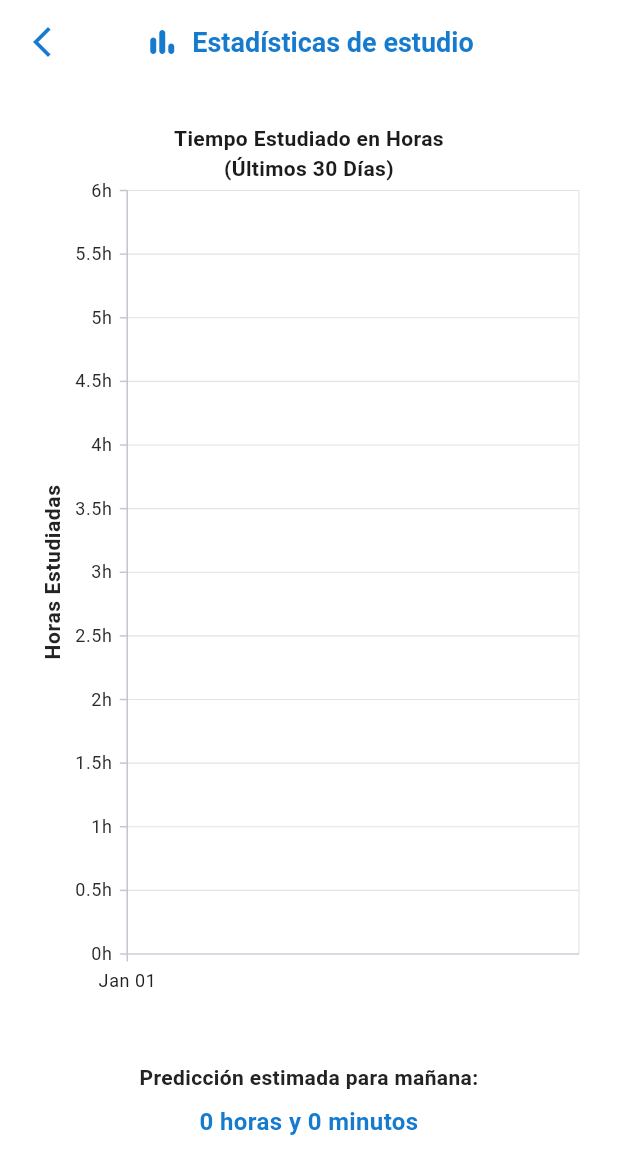
After one commit to cristianOvando/app-movile-optime, a Flutter app: the StatisticsScreen screen opened by its route, on a phone screen of 412 x 824 dp. The commit adds this screen. Shown: the top 1174 px of the screen. Run offline on Flutter 3.47's test engine with Material 3 defaults, Android fonts, the phone set to English and light mode, and no system bars; our stand-ins replace font_awesome_flutter, percent_indicator, shared_preferences, syncfusion_flutter_charts; accounts and stored records are empty; network calls fail.

Commit message:
[add] statistics view with api connection and new dependencies

```diff
--- a/lib/main.dart
+++ b/lib/main.dart
@@ -1,14 +1,15 @@
 
 import 'package:flutter/material.dart';
 import 'package:optime/screens/create_contact_screen.dart';
+import 'package:optime/screens/home_screen.dart';
 import 'package:optime/screens/login_screen.dart';
 import 'package:optime/screens/register_user_screen.dart.dart';
-import 'package:optime/screens/home_screen.dart';
 import 'package:optime/screens/schedule_screen.dart';
 import 'package:optime/screens/forum_screen.dart';
 import 'package:optime/screens/chatbot_screen.dart';
 import 'package:optime/screens/calendar_screen.dart';
 import 'package:optime/screens/settings_screen.dart';
+import 'package:optime/screens/statistics_screen.dart';
 import 'package:optime/screens/timer_screen.dart';
 import 'package:optime/screens/validate_code_screen.dart';
 
@@ -32,6 +33,7 @@ class MyApp extends StatelessWidget {
         '/register-user': (context) => const RegisterUserScreen(),
         '/': (context) => const HomeScreen(),
         '/Timer': (context) => const TimerScreen(),
+        '/Statistics': (context) =>  StatisticsScreen(),
         '/Settings': (context) => const SettingsScreen(),
         '/schedule': (context) => const ScheduleScreen(),
         '/forum': (context) => const ForumScreen(),
--- /dev/null
+++ b/lib/screens/statistics_screen.dart
@@ -0,0 +1,223 @@
+import 'dart:convert';
+import 'package:flutter/material.dart';
+import 'package:http/http.dart' as http;
+import 'package:syncfusion_flutter_charts/charts.dart';
+import 'package:intl/intl.dart';
+
+class StatisticsScreen extends StatefulWidget {
+  @override
+  _StatisticsScreenState createState() => _StatisticsScreenState();
+}
+
+class _StatisticsScreenState extends State<StatisticsScreen> {
+  List<StudyData> studyData = [];
+  double nextDayPrediction = 0.0;
+  bool isLoading = true;
+  late TooltipBehavior _tooltipBehavior;
+
+  @override
+  void initState() {
+    super.initState();
+    _tooltipBehavior = TooltipBehavior(enable: true, header: '');
+    fetchStudyData();
+  }
+
+  Future<void> fetchStudyData() async {
+    const String apiUrl = 'http://52.72.86.85:5001/api/predict';
+
+    try {
+      final response = await http.post(
+        Uri.parse(apiUrl),
+        headers: {"Content-Type": "application/json"},
+        body: jsonEncode({"user_id": 2}),
+      );
+
+      if (response.statusCode == 200) {
+        final data = jsonDecode(response.body);
+
+        final DateFormat formatter = DateFormat('EEE, dd MMM yyyy HH:mm:ss zzz');
+
+        final List<Map<String, dynamic>> last30Days =
+            List<Map<String, dynamic>>.from(data['last_30_days']);
+        setState(() {
+          studyData = last30Days
+              .map((entry) {
+                return StudyData(
+                  date: formatter.parse(entry['date']),
+                  hours: entry['minutes'] / 60.0,
+                );
+              })
+              .toList()
+              .cast<StudyData>();
+
+          studyData.sort((a, b) => a.date.compareTo(b.date));
+
+          nextDayPrediction = data['next_day_prediction'];
+          isLoading = false;
+        });
+      } else {
+        throw Exception("Error al cargar los datos");
+      }
+    } catch (e) {
+      print("Error al obtener los datos: $e");
+      setState(() {
+        isLoading = false;
+      });
+    }
+  }
+
+  String formatPrediction(double minutes) {
+    int hours = (minutes / 60).floor();
+    int remainingMinutes = (minutes % 60).round();
+    return '$hours hora${hours == 1 ? '' : 's'} y $remainingMinutes minuto${remainingMinutes == 1 ? '' : 's'}';
+  }
+
+  @override
+  Widget build(BuildContext context) {
+    return Scaffold(
+      appBar: AppBar(
+        backgroundColor: Colors.white,
+        elevation: 0,
+        leading: IconButton(
+          icon: Icon(
+            Icons.arrow_back_ios_new,
+            color: Color(0xFF167BCE),
+          ),
+          onPressed: () {
+            Navigator.of(context).pop();
+          },
+        ),
+        centerTitle: true, // Centrar el título
+        title: Row(
+          mainAxisAlignment: MainAxisAlignment.center,
+          mainAxisSize: MainAxisSize.min, // Para que ocupe solo el espacio del contenido
+          children: [
+            Icon(
+              Icons.bar_chart_rounded,
+              color: Color(0xFF167BCE),
+            ),
+            SizedBox(width: 8.0),
+            Text(
+              'Estadísticas de estudio',
+              style: TextStyle(
+                color: Color(0xFF167BCE),
+                fontWeight: FontWeight.bold,
+                fontSize: 18,
+              ),
+            ),
+          ],
+        ),
+      ),
+      body: isLoading
+          ? const Center(child: CircularProgressIndicator())
+          : SingleChildScrollView(
+              child: Container(
+                color: Color.fromARGB(255, 255, 255, 255),
+                padding: const EdgeInsets.all(16.0),
+                child: Column(
+                  children: [
+                    // Gráfico
+                    SizedBox(
+                      height: 600,
+                      child: SfCartesianChart(
+                        zoomPanBehavior: ZoomPanBehavior(
+                          enablePinching: true,
+                          enablePanning: true,
+                        ),
+                        tooltipBehavior: _tooltipBehavior,
+                        title: ChartTitle(
+                          text: 'Tiempo Estudiado en Horas\n(Últimos 30 Días)',
+                          alignment: ChartAlignment.center,
+                          textStyle: TextStyle(
+                            fontSize: 14,
+                            fontWeight: FontWeight.bold,
+                            color: Color.fromARGB(255, 28, 28, 28),
+                          ),
+                        ),
+
+                        primaryXAxis: DateTimeAxis(
+                          intervalType: DateTimeIntervalType.days,
+                          dateFormat: DateFormat('MMM dd'),
+                          majorGridLines: const MajorGridLines(width: 0),
+                          labelStyle: TextStyle(color: Color.fromARGB(255, 33, 33, 33)),
+                        ),
+                        primaryYAxis: NumericAxis(
+                          title: AxisTitle(
+                            text: 'Horas Estudiadas',
+                            textStyle: TextStyle(
+                              fontSize: 14,
+                              fontWeight: FontWeight.w600,
+                              color: Color.fromARGB(255, 35, 35, 35),
+                            ),
+                          ),
+                          labelFormat: '{value}h',
+                          minimum: 0,
+                          interval: 0.5,
+                          labelStyle: TextStyle(color: Color.fromARGB(255, 41, 41, 41)),
+                        ),
+                        series: <ChartSeries>[
+                          LineSeries<StudyData, DateTime>(
+                            dataSource: studyData,
+                            xValueMapper: (StudyData data, _) => data.date,
+                            yValueMapper: (StudyData data, _) => data.hours,
+                            color: Color.fromARGB(255, 75, 160, 213),
+                            dataLabelSettings: DataLabelSettings(
+                              isVisible: false,
+                            ),
+                            markerSettings: MarkerSettings(
+                              isVisible: true,
+                              shape: DataMarkerType.circle,
+                              color: Color(0xFFB5CEE3),
+                              borderWidth: 2,
+                              borderColor: Color.fromARGB(255, 50, 112, 163),
+                            ),
+                          ),
+                        ],
+                      ),
+                    ),
+                    const SizedBox(height: 16.0),
+                    Container(
+                      padding: const EdgeInsets.all(20.0),
+                      decoration: BoxDecoration(
+                        color: Color.fromARGB(255, 255, 255, 255),
+                        borderRadius: BorderRadius.circular(8.0),
+                      ),
+                      child: Column(
+                        mainAxisAlignment: MainAxisAlignment.center,
+                        children: [
+                          Text(
+                            'Predicción estimada para mañana:',
+                            style: const TextStyle(
+                              fontSize: 14,
+                              fontWeight: FontWeight.bold,
+                              color: Color.fromARGB(255, 35, 35, 35),
+                            ),
+                            textAlign: TextAlign.center,
+                          ),
+                          const SizedBox(height: 8.0), // Espacio entre las líneas
+                          Text(
+                            formatPrediction(nextDayPrediction),
+                            style: const TextStyle(
+                              fontSize: 16,
+                              fontWeight: FontWeight.bold,
+                              color: Color(0xFF167BCE),
+                            ),
+                            textAlign: TextAlign.center,
+                          ),
+                        ],
+                      ),
+                    ),
+                  ],
+                ),
+              ),
+            ),
+    );
+  }
+}
+
+class StudyData {
+  final DateTime date;
+  final double hours;
+
+  StudyData({required this.date, required this.hours});
+}
--- a/pubspec.yaml
+++ b/pubspec.yaml
@@ -8,12 +8,14 @@ environment:
 dependencies:
   flutter:
     sdk: flutter
-  http: ^1.2.2
+  http: ^1.1.0
   cupertino_icons: ^1.0.8
   flutter_launcher_icons: ^0.13.1
   font_awesome_flutter: ^10.4.0
   shared_preferences: ^2.1.2
   percent_indicator: ^4.2.4
+  charts_flutter: ^0.12.0
+  syncfusion_flutter_charts: ^21.2.4
 
 dev_dependencies:
   flutter_test:
```
